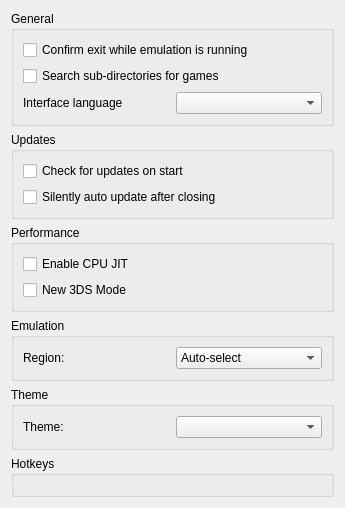
Above: src/citra_qt/configuration/configure_general.ui from grimtnt/citra before the change. Below: the same form after it.
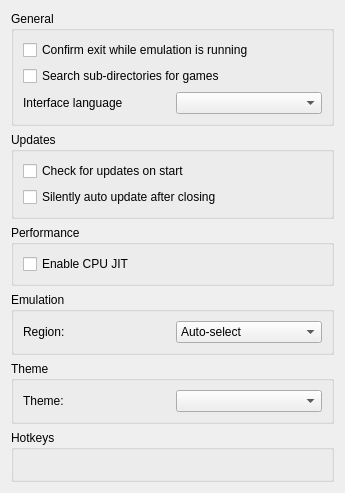
That is the form after the change. Custom widgets are drawn as their Qt base class.

Commit message: 3D, FPS, Service/PTM: CheckNew3DS: Read from CFG

```diff
--- a/src/citra_qt/configuration/configure_general.ui
+++ b/src/citra_qt/configuration/configure_general.ui
@@ -99,13 +99,6 @@
             </property>
            </widget>
           </item>
-          <item>
-           <widget class="QCheckBox" name="toggle_new3ds">
-            <property name="text">
-             <string>New 3DS Mode</string>
-            </property>
-           </widget>
-          </item>
          </layout>
         </item>
        </layout>
```
The commit also changes 29 other files.
